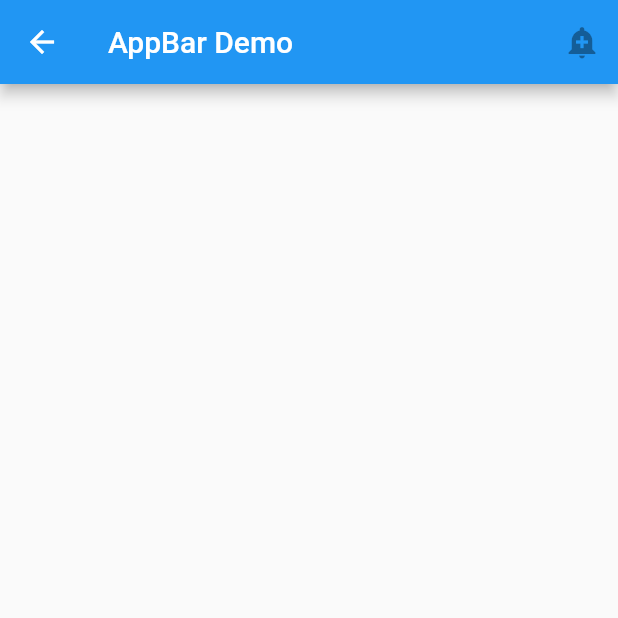
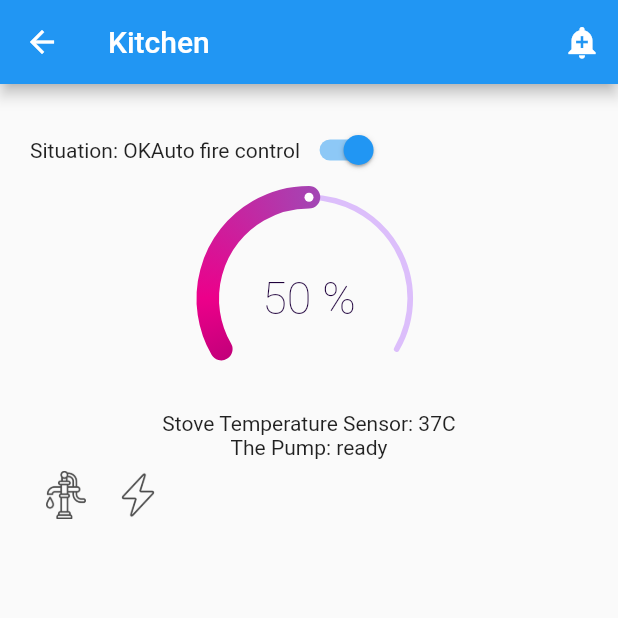
Before and after one commit to trunghieult1807/IOTsProject, a Flutter app: the RoomView screen opened by its route, on a phone screen of 412 x 824 dp, the top half of it. Run offline on Flutter 3.47's test engine with Material 2 defaults, Android fonts, the phone set to English and light mode, and no system bars; drawn by our look-alikes of sleek_circular_slider; our stand-ins replace after_layout, animated_bottom_navigation_bar, firebase_auth, firebase_core, shared_preferences; accounts and stored records are empty.

Commit message:
Add all require Widget into RoomView
- todo: re arrange the widgets, styling works

```diff
--- a/fire_alarm_system/lib/main.dart
+++ b/fire_alarm_system/lib/main.dart
@@ -29,7 +29,7 @@ class MyApp extends StatelessWidget {
       child: MaterialApp(
         debugShowCheckedModeBanner: false,
         title: 'Fire Alarm System',
-        home: Splash(),
+        home: RoomView(),
         routes: {
           'splash': (context) => Splash(),
           'onboarding': (context) => IntroScreen(),
--- a/fire_alarm_system/lib/ui/roomview/screens/screens.dart
+++ b/fire_alarm_system/lib/ui/roomview/screens/screens.dart
@@ -1,26 +1,62 @@
 import 'package:flutter/material.dart';
+import 'package:sleek_circular_slider/sleek_circular_slider.dart';
+
+enum DeviceType{
+  tempSensor, gasSensor, pump, circuitRelay
+}
+
+class DeviceStatus{//might not be a good class in 'flutter way', but I'm only familiar with this C++ class style, fix it to be more 'flutter' if you wish
+  String deviceName = 'generic device';
+  String status = 'unknown';
+  DeviceType type = DeviceType.tempSensor;
+  DeviceStatus(String deviceName, String status, DeviceType type){
+    this.deviceName = deviceName;
+    this.status = status;
+    this.type = type;
+  }
+}
 
 class RoomView extends StatefulWidget {
   @override
-  _RoomViewState createState() => _RoomViewState();
+  _RoomViewState createState() => _RoomViewState(roomName: "Kitchen",
+      deviceStatusList: [DeviceStatus("Stove Temperature Sensor", "37C", DeviceType.tempSensor),
+        DeviceStatus("The Pump", "ready", DeviceType.pump) ]);
 }
 
 class _RoomViewState extends State<RoomView> {
+  _RoomViewState({Key key, String roomName = "roomview", List<DeviceStatus> deviceStatusList}) : super() {
+    this.roomName = roomName;
+    this.deviceStatusList = deviceStatusList;
+  }
+
+  String roomName = '';
+  String situation = 'OK';
+  bool _autofire = true;
+  List<DeviceStatus> deviceStatusList = [];
+  //testing the new slider, could be change later
+  final slider = SleekCircularSlider(
+      appearance: CircularSliderAppearance(),
+      onChangeEnd: (double value) {
+        print(value);
+      });
+
+  final pumpButtonImage = Image.asset('assets/images/icons/pumpButton.png');
+  final breakerButtonImage = Image.asset('assets/images/icons/breakerButton.png');
+
   @override
   Widget build(BuildContext context) {
     return Scaffold(
       appBar: AppBar(
-        title: Text('AppBar Demo'),
+        title: Text(this.roomName),
         actions: <Widget>[
           IconButton(
-            icon: const Icon(Icons.add_alert),
-            tooltip: 'Show Snackbar',
-          ),
+              icon: const Icon(Icons.add_alert),
+              tooltip: 'Show Snackbar',
+              onPressed: () {
+                ScaffoldMessenger.of(context).showSnackBar(
+                    const SnackBar(content: Text('This is a snackbar')));
+              })
         ],
-        // onPressed: () {
-        //   ScaffoldMessenger.of(context).showSnackBar(
-        //       const SnackBar(content: Text('This is a snackbar')));
-        // },
       ),
       body: Padding(
         padding: const EdgeInsets.fromLTRB(
@@ -29,6 +65,32 @@ class _RoomViewState extends State<RoomView> {
           20,
           0,
         ),
+        child: Column(
+          children: [
+            Row(children: [
+              Text("Situation: " + this.situation),
+              Text("Auto fire control"),
+              Switch(
+                value: _autofire,
+                onChanged: (bool newValue) {
+                  setState(() {
+                    _autofire = newValue;
+                  });
+                },
+              ),
+            ]),
+
+            slider,
+
+            for(var d in this.deviceStatusList) Text(d.deviceName + ": " + d.status),
+
+            Row(children: [
+              IconButton(icon: pumpButtonImage, iconSize: 30, onPressed: ()=>{print('open pump')}),
+              IconButton(icon: breakerButtonImage, iconSize: 30, onPressed: ()=>{print('open circuit')})
+            ]),
+
+          ],
+        ),
       ),
     );
   }
--- a/fire_alarm_system/pubspec.yaml
+++ b/fire_alarm_system/pubspec.yaml
@@ -18,6 +18,7 @@ dependencies:
   animated_bottom_navigation_bar: ^0.3.2
   after_layout: ^1.1.0
   shared_preferences: ^2.0.5
+  sleek_circular_slider : ^2.0.0 #https://pub.dev/packages/sleek_circular_slider
 
 dev_dependencies:
   flutter_test:
```
Also changed, not shown: fire_alarm_system/assets/images/icons/breakerButton.png (added), fire_alarm_system/assets/images/icons/pumpButton.png (added), fire_alarm_system/pubspec.lock.
